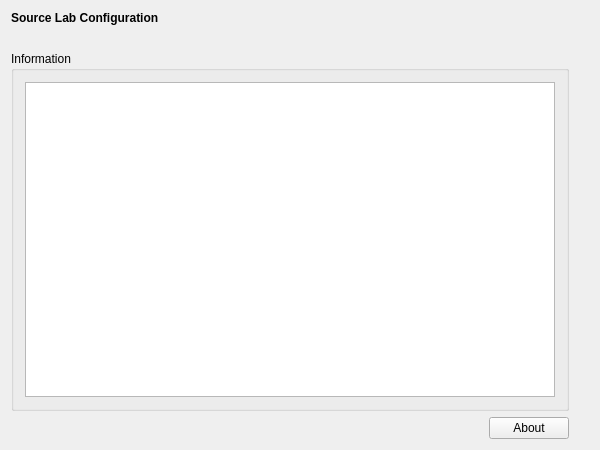
Qt form mne_x/plugins/sourcelab/FormFiles/sourcelabrun.ui (mne-tools/mne-cpp) before a commit.
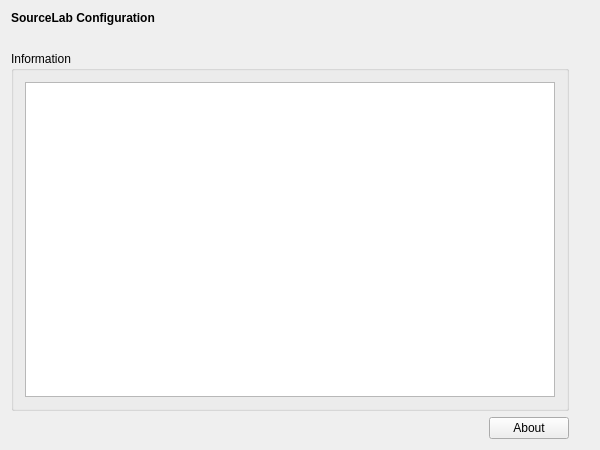
The same form after that commit.

Commit message: rt source estimates

Patch:
```diff
--- a/mne_x/plugins/sourcelab/FormFiles/sourcelabrun.ui
+++ b/mne_x/plugins/sourcelab/FormFiles/sourcelabrun.ui
@@ -23,7 +23,7 @@
       </font>
      </property>
      <property name="text">
-      <string>Source Lab Configuration</string>
+      <string>SourceLab Configuration</string>
      </property>
     </widget>
    </item>
```
Left out of the diff: 2 changed lines with no effect on the pictures. The commit also changes 3 other files.
